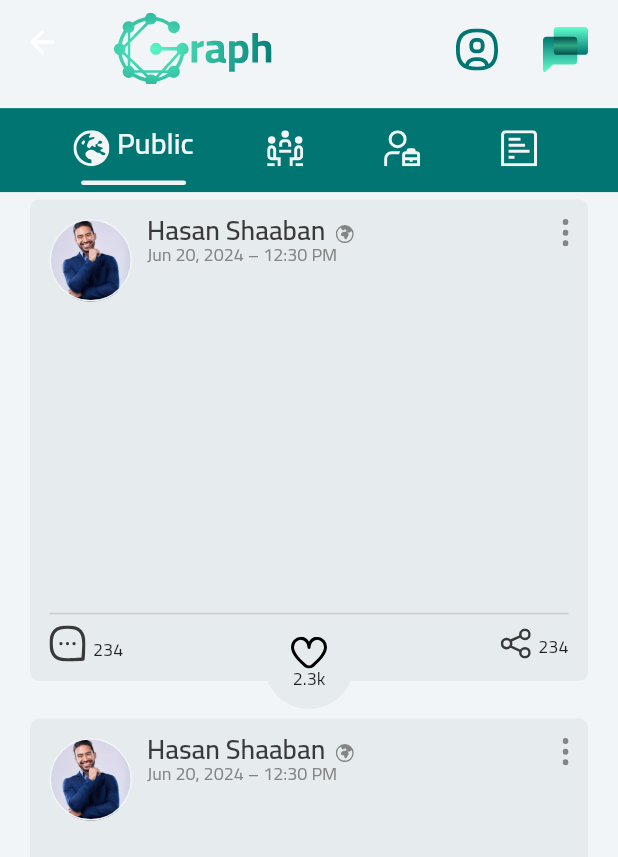
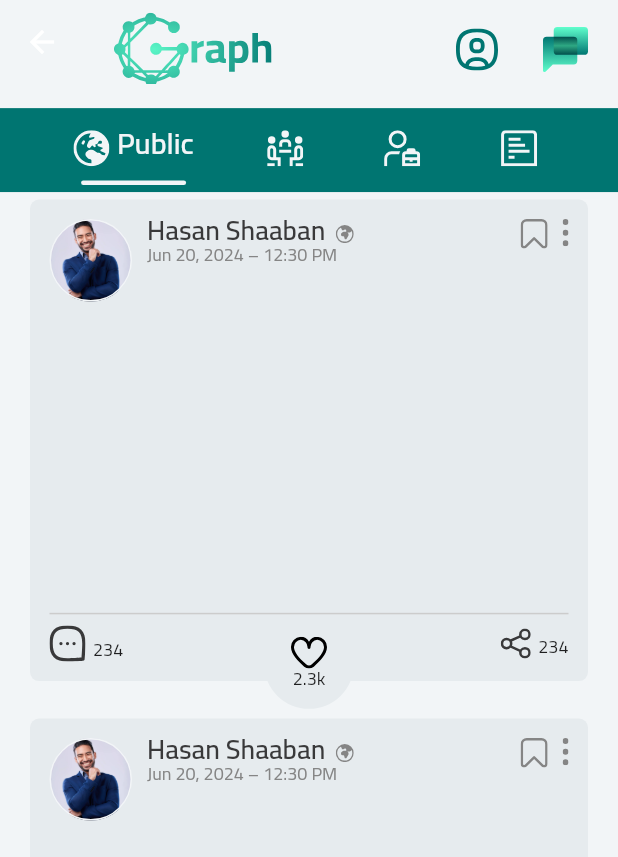
Before and after one commit to hasanShaaban/graph, a Flutter app: the MainPage screen opened directly, on a phone screen of 412 x 824 dp. Shown: the top 857 px of the screen. Run offline on Flutter 3.47's test engine with Material 3 defaults, Android fonts, the phone set to English and light mode, and no system bars; drawn by our look-alikes of stylish_bottom_bar; our stand-ins replace bloc, dartz, dio, dots_indicator, flutter_bloc, flutter_datetime_picker_plus and 6 more; missing offline and left inert: easy_pdf_viewer; accounts and stored records are empty.

Commit message:
post details view

```diff
--- a/lib/core/functions/on_generate_route.dart
+++ b/lib/core/functions/on_generate_route.dart
@@ -4,6 +4,7 @@ import 'package:graph/features/followers&following/presentation/views/follow_vie
 import 'package:graph/features/groups/presentation/views/group_management_view.dart';
 import 'package:graph/features/groups/presentation/views/my_group_view.dart';
 import 'package:graph/features/main/presentation/views/main_page.dart';
+import 'package:graph/features/main/presentation/views/widgets/home/post_details_view.dart';
 import 'package:graph/features/profile/presentation/views/edit_profile_view.dart';
 import 'package:graph/features/profile/presentation/views/profile_view.dart';
 import 'package:graph/features/profile/presentation/views/widgets/cvpdf.dart';
@@ -117,6 +118,8 @@ Route<dynamic> onGenerateRoute(RouteSettings settings) {
 
     case MainPage.name:
       return MaterialPageRoute(builder: (context) => MainPage());
+    case PostDetailsView.name:
+      return MaterialPageRoute(builder: (context) => PostDetailsView());
     default:
       return MaterialPageRoute(builder: (context) => const Scaffold());
   }
--- a/lib/core/widgets/posts/public_post.dart
+++ b/lib/core/widgets/posts/public_post.dart
@@ -1,13 +1,11 @@
 import 'package:flutter/material.dart';
-import 'package:flutter_svg/svg.dart';
 import 'package:graph/core/utils/appAssets.dart';
-import 'package:graph/core/utils/app_text_style.dart';
 import 'package:graph/core/utils/constants.dart';
 import 'package:graph/core/widgets/posts/public_post_widgets/post_activities.dart';
+import 'package:graph/core/widgets/posts/public_post_widgets/post_header.dart';
 import 'package:graph/core/widgets/posts/public_post_widgets/react_button.dart';
-import 'package:graph/core/widgets/profile_image.dart';
 import 'package:graph/generated/l10n.dart';
-import 'package:intl/intl.dart';
+
 
 class PublicPost extends StatelessWidget {
   const PublicPost({
@@ -34,60 +32,24 @@ class PublicPost extends StatelessWidget {
             padding: const EdgeInsets.all(13),
             child: Column(
               children: [
-                Row(
-                  crossAxisAlignment: CrossAxisAlignment.start,
-                  children: [
-                    ProfileImage(
-                      width: width,
-                      height: height,
-                      imageWidth: 55,
-                      imageHeight: 55,
-                      borderThick: 1,
-                    ),
-                    SizedBox(width: 10),
-                    Column(
-                      crossAxisAlignment: CrossAxisAlignment.start,
-                      children: [
-                        Row(
-                          children: [
-                            Text(
-                              'Hasan Shaaban',
-                              style: AppTextStyle.cairoSemiBold18.copyWith(
-                                color: Constants2.darkPrimaryColor(context),
-                                height: 1.1,
-                              ),
-                            ),
-                            SizedBox(width: 7),
-                            SvgPicture.asset(
-                              Assets.iconsEarthAfrica,
-                              width: 12,
-                              color: Constants2.darkSecondaryColor(context),
-                            ),
-                          ],
-                        ),
-                        Text(
-                          DateFormat(
-                            'MMM d, yyyy – h:mm a',
-                          ).format(DateTime.parse("2024-06-20T12:30:00")),
-                          style: AppTextStyle.cairoRegular12.copyWith(
-                            color: Constants2.darkSecondaryColor(context),
-                            height: 0.9,
-                          ),
-                        ),
-                      ],
-                    ),
-                    Spacer(),
-                    SvgPicture.asset(
-                      Assets.iconsDots,
-                      color: Constants2.darkSecondaryColor(context),
-                    ),
-                  ],
+                // This row includes the profile image, the user name, and the
+                // post's actions including save button.
+                PostHeader(width: width, height: height),
+                //TODO: Add post content
+                SizedBox(height: 200),
+                Divider(
+                  color: Constants2.dividerColor(context),
+                  thickness: 1,
                 ),
-                SizedBox(height: 200),
-                Divider(color: Constants2.dividerColor(context), thickness: 1),
+                // This row includes the post's comments and shares. It
+                // also includes a spacer to align the share button to the
+                // right of the row.
                 Row(
                   children: [
-                    PostActivities(icon: Assets.iconsCommentDots, count: '234'),
+                    PostActivities(
+                      icon: Assets.iconsCommentDots,
+                      count: '234',
+                    ),
                     Spacer(),
                     PostActivities(icon: Assets.iconsShare, count: '234'),
                   ],
--- /dev/null
+++ b/lib/core/widgets/posts/public_post_widgets/post_header.dart
@@ -0,0 +1,76 @@
+// ignore_for_file: deprecated_member_use
+
+import 'package:flutter/widgets.dart';
+import 'package:flutter_svg/svg.dart';
+import 'package:graph/core/utils/appAssets.dart';
+import 'package:graph/core/utils/app_text_style.dart';
+import 'package:graph/core/utils/constants.dart';
+import 'package:graph/core/widgets/profile_image.dart';
+import 'package:intl/intl.dart';
+
+class PostHeader extends StatelessWidget {
+  const PostHeader({super.key, required this.width, required this.height});
+
+  final double width;
+  final double height;
+
+  @override
+  Widget build(BuildContext context) {
+    return Row(
+      crossAxisAlignment: CrossAxisAlignment.start,
+      children: [
+        ProfileImage(
+          width: width,
+          height: height,
+          imageWidth: 55,
+          imageHeight: 55,
+          borderThick: 1,
+        ),
+        SizedBox(width: 10),
+        Column(
+          crossAxisAlignment: CrossAxisAlignment.start,
+          children: [
+            Row(
+              children: [
+                Text(
+                  'Hasan Shaaban',
+                  style: AppTextStyle.cairoSemiBold18.copyWith(
+                    color: Constants2.darkPrimaryColor(context),
+                    height: 1.1,
+                  ),
+                ),
+                SizedBox(width: 7),
+                SvgPicture.asset(
+                  Assets.iconsEarthAfrica,
+                  width: 12,
+                  color: Constants2.darkSecondaryColor(context),
+                ),
+              ],
+            ),
+            Text(
+              DateFormat(
+                'MMM d, yyyy – h:mm a',
+              ).format(DateTime.parse("2024-06-20T12:30:00")),
+              style: AppTextStyle.cairoRegular12.copyWith(
+                color: Constants2.darkSecondaryColor(context),
+                height: 0.9,
+              ),
+            ),
+          ],
+        ),
+        Spacer(),
+        //TODO: implemet save button
+        SvgPicture.asset(
+          Assets.iconsBookmark,
+          color: Constants2.darkSecondaryColor(context),
+        ),
+        SizedBox(width: 10),
+        //TODO: implemet more button
+        SvgPicture.asset(
+          Assets.iconsDots,
+          color: Constants2.darkSecondaryColor(context),
+        ),
+      ],
+    );
+  }
+}
--- a/lib/features/main/presentation/views/widgets/home/home_page_body.dart
+++ b/lib/features/main/presentation/views/widgets/home/home_page_body.dart
@@ -5,6 +5,7 @@ import 'package:flutter_svg/svg.dart';
 import 'package:graph/core/utils/appAssets.dart';
 import 'package:graph/core/utils/app_text_style.dart';
 import 'package:graph/core/utils/constants.dart';
+import 'package:graph/features/main/presentation/views/widgets/home/groups_page.dart';
 import 'package:graph/features/main/presentation/views/widgets/home/home_page_app_bar.dart';
 import 'package:graph/features/main/presentation/views/widgets/home/public_page.dart';
 import 'package:graph/generated/l10n.dart';
@@ -126,7 +127,7 @@ class _HomePageBodyState extends State<HomePageBody>
         controller: _tabController,
         children: [
           PublicPage(),
-          Center(child: Text('Groups Posts')),
+          GroupsPage(),
           Center(child: Text('Jobs')),
           Center(child: Text('Ads')),
         ],
--- a/lib/features/main/presentation/views/widgets/home/public_page.dart
+++ b/lib/features/main/presentation/views/widgets/home/public_page.dart
@@ -1,5 +1,6 @@
 import 'package:flutter/material.dart';
 import 'package:graph/core/widgets/posts/public_post.dart';
+import 'package:graph/features/main/presentation/views/widgets/home/post_details_view.dart';
 import 'package:graph/generated/l10n.dart';
 
 class PublicPage extends StatelessWidget {
@@ -14,9 +15,18 @@ class PublicPage extends StatelessWidget {
       physics: const BouncingScrollPhysics(),
       itemBuilder:
           (context, index) => Padding(
-
-            padding: const EdgeInsets.only(bottom: 20, left: 20, right: 20, top: 5),
-            child: PublicPost(lang: lang, width: width, height: height),
+            padding: const EdgeInsets.only(
+              bottom: 20,
+              left: 20,
+              right: 20,
+              top: 5,
+            ),
+            child: GestureDetector(
+              onTap: () {
+                Navigator.pushNamed(context, PostDetailsView.name);
+              },
+              child: PublicPost(lang: lang, width: width, height: height),
+            ),
           ),
       itemCount: 20,
     );
```
Also changed, not shown: lib/core/widgets/major_and_year_dropdown_buttons_section.dart (+21 -8 lines), lib/features/main/presentation/views/widgets/home/groups_page.dart (added, +17 -0 lines), lib/features/main/presentation/views/widgets/home/post_details_view.dart (added, +93 -0 lines), lib/l10n/intl_ar.arb (+42 -44 lines), lib/l10n/intl_en.arb (+32 -33 lines), lib/generated/intl/messages_ar.dart, lib/generated/intl/messages_en.dart, lib/generated/l10n.dart.
